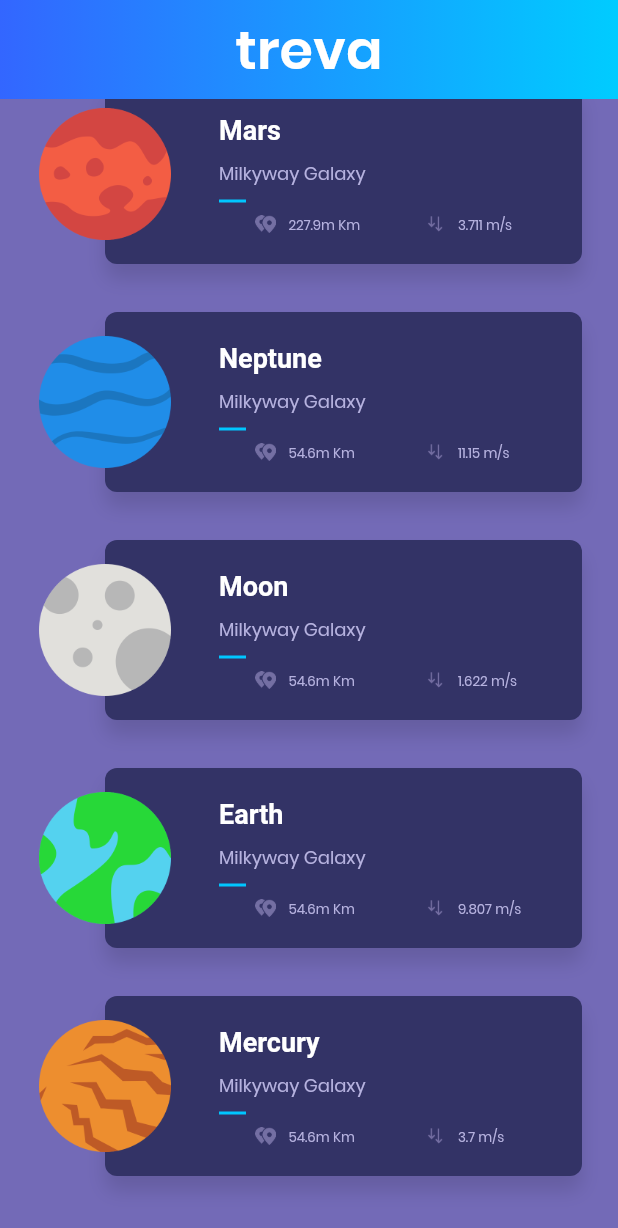
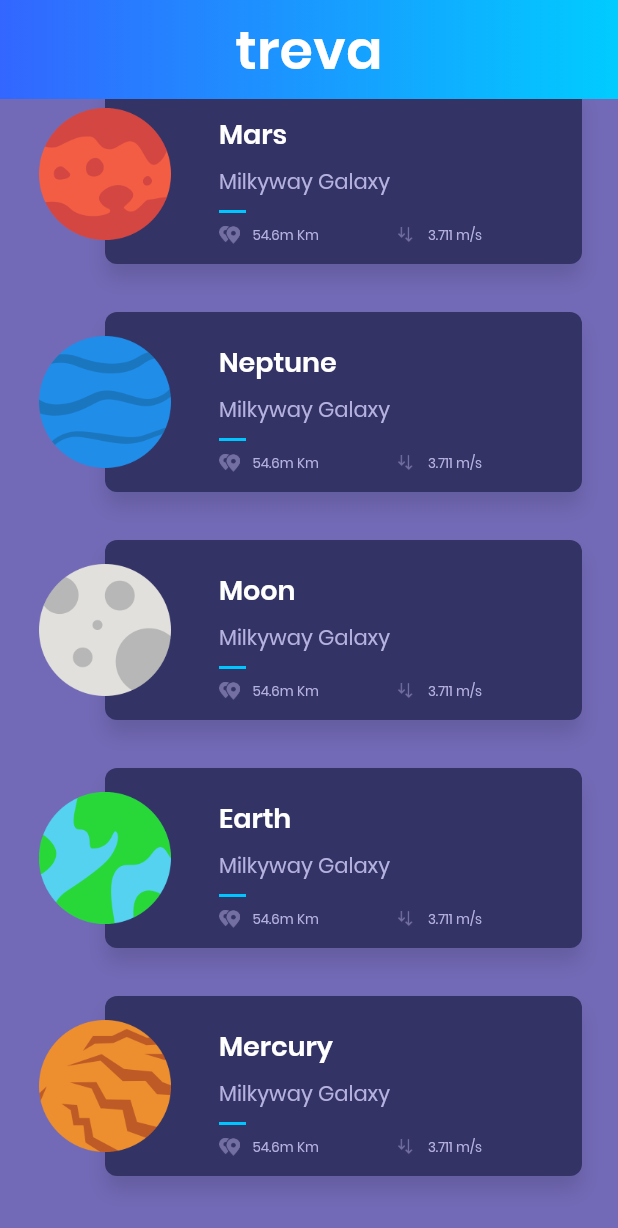
Before and after one commit to gardenias/quotes, a Flutter app: the screen it shows after launch, scrolled down 50 dp, on a phone screen of 412 x 824 dp. Shown: the top 1228 px of the screen. Run offline on Flutter 3.47's test engine with Material 2 defaults, Android fonts, the phone set to English and light mode, and no system bars.

```diff
--- a/lib/planets/model/Planet.dart
+++ b/lib/planets/model/Planet.dart
@@ -6,7 +6,61 @@ class Planet {
   final String gravity;
   final String description;
   final String image;
+  final String picture;
 
-  const Planet(this.id, this.name, this.location, this.distance, this.gravity,
-      this.description, this.image);
+  const Planet({this.id, this.name, this.location, this.distance, this.gravity,
+    this.description, this.image, this.picture});
 }
+
+List<Planet> planets = [
+  const Planet(
+      id: "1",
+      name: "Mars",
+      location: "Milkyway Galaxy",
+      distance: "54.6m Km",
+      gravity: "3.711 m/s ",
+      description: "Mars is the fourth planet from the Sun and the second-smallest planet in the Solar System after Mercury. In English, Mars carries a name of the Roman god of war, and is often referred to as the 'Red Planet' because the reddish iron oxide prevalent on its surface gives it a reddish appearance that is distinctive among the astronomical bodies visible to the naked eye. Mars is a terrestrial planet with a thin atmosphere, having surface features reminiscent both of the impact craters of the Moon and the valleys, deserts, and polar ice caps of Earth.",
+      image: "assets/imgs/mars.png",
+      picture: "https://www.nasa.gov/sites/default/files/thumbnails/image/pia21723-16.jpg"
+  ),
+  const Planet(
+      id: "2",
+      name: "Neptune",
+      location: "Milkyway Galaxy",
+      distance: "54.6m Km",
+      gravity: "3.711 m/s ",
+      description: "Neptune is the eighth and farthest known planet from the Sun in the Solar System. In the Solar System, it is the fourth-largest planet by diameter, the third-most-massive planet, and the densest giant planet. Neptune is 17 times the mass of Earth and is slightly more massive than its near-twin Uranus, which is 15 times the mass of Earth and slightly larger than Neptune. Neptune orbits the Sun once every 164.8 years at an average distance of 30.1 astronomical units (4.50×109 km). It is named after the Roman god of the sea and has the astronomical symbol ♆, a stylised version of the god Neptune's trident",
+      image: "assets/imgs/neptune.png",
+      picture: "https://www.nasa.gov/sites/default/files/styles/full_width_feature/public/images/110411main_Voyager2_280_yshires.jpg"
+  ),
+  const Planet(
+      id: "3",
+      name: "Moon",
+      location: "Milkyway Galaxy",
+      distance: "54.6m Km",
+      gravity: "3.711 m/s ",
+      description: "The Moon is an astronomical body that orbits planet Earth, being Earth's only permanent natural satellite. It is the fifth-largest natural satellite in the Solar System, and the largest among planetary satellites relative to the size of the planet that it orbits (its primary). Following Jupiter's satellite Io, the Moon is second-densest satellite among those whose densities are known.",
+      image: "assets/imgs/moon.png",
+      picture: "https://farm5.staticflickr.com/4086/5052125139_43c31b7012.jpg"
+  ),
+  const Planet(
+      id: "4",
+      name: "Earth",
+      location: "Milkyway Galaxy",
+      distance: "54.6m Km",
+      gravity: "3.711 m/s ",
+      description: "Earth is the third planet from the Sun and the only object in the Universe known to harbor life. According to radiometric dating and other sources of evidence, Earth formed over 4 billion years ago. Earth's gravity interacts with other objects in space, especially the Sun and the Moon, Earth's only natural satellite. Earth revolves around the Sun in 365.26 days, a period known as an Earth year. During this time, Earth rotates about its axis about 366.26 times.",
+      image: "assets/imgs/earth.png",
+      picture: "https://www.nasa.gov/sites/default/files/styles/full_width_feature/public/thumbnails/image/iss042e340851_1.jpg"
+  ),
+  const Planet(
+      id: "5",
+      name: "Mercury",
+      location: "Milkyway Galaxy",
+      distance: "54.6m Km",
+      gravity: "3.711 m/s ",
+      description: "Mercury is the smallest and innermost planet in the Solar System. Its orbital period around the Sun of 88 days is the shortest of all the planets in the Solar System. It is named after the Roman deity Mercury, the messenger to the gods.",
+      image: "assets/imgs/mercury.png",
+      picture: "https://c1.staticflickr.com/9/8105/8497927473_2845ae671e_b.jpg"
+  ),
+];
--- /dev/null
+++ b/lib/planets/ui/common/separator.dart
@@ -0,0 +1,13 @@
+import 'package:flutter/material.dart';
+
+class Separator extends StatelessWidget {
+  @override
+  Widget build(BuildContext context) {
+    return Container(
+      margin: EdgeInsets.symmetric(vertical: 8.0),
+      height: 2.0,
+      width: 18.0,
+      color: Color(0xff00c6ff),
+    );
+  }
+}
--- a/lib/planets/ui/detail/DetailPage.dart
+++ b/lib/planets/ui/detail/DetailPage.dart
@@ -1,5 +1,8 @@
 import 'package:flutter/material.dart';
 import 'package:planets/planets/model/Planet.dart';
+import 'package:planets/planets/ui/common/separator.dart';
+import 'package:planets/planets/ui/home/PlanetSummary.dart';
+import 'package:planets/planets/ui/style.dart';
 
 class DetailPage extends StatelessWidget {
   final Planet planet;
@@ -9,25 +12,79 @@ class DetailPage extends StatelessWidget {
   @override
   Widget build(BuildContext context) {
     return Scaffold(
-      appBar: AppBar(
-        title: Text(planet.name),
-      ),
       body: Container(
         constraints: BoxConstraints.expand(),
-        child: Column(
-          mainAxisAlignment: MainAxisAlignment.center,
+        color: Color(0xFF736AB7),
+        child: Stack(
           children: <Widget>[
-            new Text(planet.name),
-            Hero(
-                tag: "planet-hero-${planet.id}",
-                child: Image.asset(planet.image, width: 96.0, height: 96.0))
+            _getBackground(),
+            _getGradient(),
+            _getContent(),
+            _getToolbar(context),
           ],
         ),
       ),
-      floatingActionButton: FloatingActionButton(
-        onPressed: () => Navigator.pop(context),
-        child: Icon(Icons.keyboard_backspace),
-      ),
     );
   }
+
+  Widget _getBackground() {
+    return Container(
+      child: Image.network(
+        planet.picture,
+        fit: BoxFit.cover,
+        height: 300.0,
+      ),
+      constraints: BoxConstraints.expand(height: 300.0),
+    );
+  }
+
+  Widget _getGradient() {
+    return Container(
+      margin: EdgeInsets.only(top: 190.0),
+      height: 110.0,
+      decoration: BoxDecoration(
+          gradient: LinearGradient(colors: <Color>[
+        Color(0x007c6AB7),
+        Color(0xFF736AB7),
+      ], stops: [
+        0.0,
+        0.9
+      ], begin: FractionalOffset(0.0, 0.0), end: FractionalOffset(0.0, 1.0))),
+    );
+  }
+
+  Widget _getContent() {
+    final _overviewTitle = "Overview".toUpperCase();
+    return ListView(
+      padding: EdgeInsets.fromLTRB(0.0, 72.0, 0.0, 32.0),
+      children: <Widget>[
+        new PlanetSummary.vertical(
+          planet,
+        ),
+        Container(
+          padding: EdgeInsets.symmetric(horizontal: 32.0),
+          child: Column(
+            crossAxisAlignment: CrossAxisAlignment.start,
+            children: <Widget>[
+              new Text(
+                _overviewTitle,
+                style: Style.headerTextStyle,
+              ),
+              Separator(),
+              new Text(
+                planet.description,
+                style: Style.commonTextStyle,
+              )
+            ],
+          ),
+        )
+      ],
+    );
+  }
+
+  Widget _getToolbar(BuildContext context) {
+    return Container(
+        margin: EdgeInsets.only(top: MediaQuery.of(context).padding.top),
+        child: BackButton(color: Colors.white));
+  }
 }
--- a/lib/planets/ui/home/HomePageBody.dart
+++ b/lib/planets/ui/home/HomePageBody.dart
@@ -1,55 +1,8 @@
 import 'package:flutter/material.dart';
 import 'package:planets/planets/model/Planet.dart';
-import 'package:planets/planets/ui/home/PlanetRow.dart';
+import 'package:planets/planets/ui/home/PlanetSummary.dart';
 
 class HomePageBody extends StatelessWidget {
-  final List<Planet> planets = [
-    const Planet(
-      "1",
-      "Mars",
-      "Milkyway Galaxy",
-      "227.9m Km",
-      "3.711 m/s ",
-      "Lorem ipsum...",
-      "assets/imgs/mars.png",
-    ),
-    const Planet(
-      "2",
-      "Neptune",
-      "Milkyway Galaxy",
-      "54.6m Km",
-      "11.15 m/s ",
-      "Lorem ipsum...",
-      "assets/imgs/neptune.png",
-    ),
-    const Planet(
-      "3",
-      "Moon",
-      "Milkyway Galaxy",
-      "54.6m Km",
-      "1.622 m/s ",
-      "Lorem ipsum...",
-      "assets/imgs/moon.png",
-    ),
-    const Planet(
-      "4",
-      "Earth",
-      "Milkyway Galaxy",
-      "54.6m Km",
-      "9.807 m/s ",
-      "Lorem ipsum...",
-      "assets/imgs/earth.png",
-    ),
-    const Planet(
-      "5",
-      "Mercury",
-      "Milkyway Galaxy",
-      "54.6m Km",
-      "3.7 m/s ",
-      "Lorem ipsum...",
-      "assets/imgs/mercury.png",
-    ),
-  ];
 
   @override
   Widget build(BuildContext context) {
@@ -63,7 +16,7 @@ class HomePageBody extends StatelessWidget {
               padding: EdgeInsets.symmetric(vertical: 24.0),
               sliver: new SliverFixedExtentList(
                   delegate: SliverChildBuilderDelegate(
-                      (context, index) => new PlanetRow(planets[index]),
+                      (context, index) => new PlanetSummary(planets[index]),
                       childCount: planets.length),
                   itemExtent: 152.0),
             )
--- a/lib/planets/ui/home/PlanetRow.dart
+++ /dev/null
@@ -1,116 +0,0 @@
-import 'package:flutter/material.dart';
-import 'package:planets/planets/ui/detail/DetailPage.dart';
-import 'package:planets/planets/model/Planet.dart';
-
-class PlanetRow extends StatelessWidget {
-  final Planet planet;
-
-  PlanetRow(this.planet);
-
-  Container get planetThumbnail => Container(
-        margin: new EdgeInsets.symmetric(vertical: 16.0),
-        alignment: FractionalOffset.centerLeft,
-        child: Hero(
-          tag: "planet-hero-${planet.id}",
-          child: new Image(
-            image: new AssetImage(planet.image),
-            height: 92.0,
-            width: 92.0,
-          ),
-        ),
-      );
-
-  Container get planetCard => new Container(
-        height: 124.0,
-        margin: new EdgeInsets.only(left: 46.0),
-        decoration: new BoxDecoration(
-          color: new Color(0xFF333366),
-          shape: BoxShape.rectangle,
-          borderRadius: new BorderRadius.circular(8.0),
-          boxShadow: <BoxShadow>[
-            new BoxShadow(
-              color: Colors.black12,
-              blurRadius: 10.0,
-              offset: new Offset(0.0, 10.0),
-            ),
-          ],
-        ),
-        child: planetCardContent,
-      );
-
-  Container get planetCardContent => Container(
-        margin: EdgeInsets.fromLTRB(76.0, 16.0, 16.0, 16.0),
-        constraints: new BoxConstraints.expand(),
-        child: Column(
-          crossAxisAlignment: CrossAxisAlignment.start,
-          children: <Widget>[
-            new Container(height: 4.0),
-            new Text(planet.name, style: headerTextStyle),
-            new Container(height: 10.0),
-            new Text(planet.location, style: subHeaderTextStyle),
-            new Container(
-                margin: EdgeInsets.symmetric(vertical: 8.0),
-                height: 2.0,
-                width: 18.0,
-                color: Color(0xff00c6ff)),
-            new Row(
-              children: <Widget>[
-                new Expanded(
-                    child:
-                        _planetValue(planet.distance, "assets/imgs/ic_distance.png")),
-                new Expanded(
-                    child: _planetValue(planet.gravity, "assets/imgs/ic_gravity.png")),
-              ],
-            ),
-          ],
-        ),
-      );
-
-  static final baseTextStyle = const TextStyle(
-    fontFamily: 'Poppins',
-  );
-  static final headerTextStyle = const TextStyle(
-    color: Colors.white,
-    fontSize: 18.0,
-    fontWeight: FontWeight.w600,
-  );
-  static final regularTextStyle = baseTextStyle.copyWith(
-    color: Color(0xffb6b2df),
-    fontSize: 9.0,
-    fontWeight: FontWeight.w400,
-  );
-  static final subHeaderTextStyle = regularTextStyle.copyWith(
-    fontSize: 12.0,
-  );
-
-  @override
-  Widget build(BuildContext context) {
-    return GestureDetector(
-      onTap: () => Navigator.of(context).push(PageRouteBuilder(
-          pageBuilder: (_, __, ___) => new DetailPage(planet))),
-      child: Container(
-        margin: const EdgeInsets.symmetric(
-          vertical: 16.0,
-          horizontal: 24.0,
-        ),
-        child: new Stack(
-          children: <Widget>[
-            planetCard,
-            planetThumbnail,
-          ],
-        ),
-      ),
-    );
-  }
-
-  Widget _planetValue(String text, String image) {
-    return new Row(
-      children: <Widget>[
-        new Container(width: 24.0),
-        new Image.asset(image, height: 12.0),
-        new Container(width: 8.0),
-        new Text(text, style: regularTextStyle),
-      ],
-    );
-  }
-}
--- /dev/null
+++ b/lib/planets/ui/home/PlanetSummary.dart
@@ -0,0 +1,118 @@
+import 'package:flutter/material.dart';
+import 'package:planets/planets/ui/common/separator.dart';
+import 'package:planets/planets/ui/detail/DetailPage.dart';
+import 'package:planets/planets/model/Planet.dart';
+import 'package:planets/planets/ui/style.dart';
+
+class PlanetSummary extends StatelessWidget {
+  final Planet planet;
+  final bool horizontal;
+
+  PlanetSummary(this.planet, {this.horizontal = true});
+
+  PlanetSummary.vertical(this.planet) : horizontal = false;
+
+  Container get planetThumbnail => Container(
+        margin: new EdgeInsets.symmetric(vertical: 16.0),
+        alignment:
+            horizontal ? FractionalOffset.centerLeft : FractionalOffset.center,
+        child: Hero(
+          tag: "planet-hero-${planet.id}",
+          child: new Image(
+            image: new AssetImage(planet.image),
+            height: 92.0,
+            width: 92.0,
+          ),
+        ),
+      );
+
+  Container get planetCard => new Container(
+        child: planetCardContent,
+        height: horizontal ? 124.0 : 154.0,
+        margin: horizontal
+            ? new EdgeInsets.only(left: 46.0)
+            : EdgeInsets.only(top: 72.0),
+        decoration: new BoxDecoration(
+          color: new Color(0xFF333366),
+          shape: BoxShape.rectangle,
+          borderRadius: new BorderRadius.circular(8.0),
+          boxShadow: <BoxShadow>[
+            new BoxShadow(
+              color: Colors.black12,
+              blurRadius: 10.0,
+              offset: new Offset(0.0, 10.0),
+            ),
+          ],
+        ),
+      );
+
+  Container get planetCardContent => Container(
+        margin: EdgeInsets.fromLTRB(
+            horizontal ? 76.0 : 16.0, horizontal ? 16.0 : 42.0, 16.0, 16.0),
+        constraints: new BoxConstraints.expand(),
+        child: Column(
+          crossAxisAlignment:
+              horizontal ? CrossAxisAlignment.start : CrossAxisAlignment.center,
+          children: <Widget>[
+            new Container(height: 4.0),
+            new Text(planet.name, style: Style.titleTextStyle),
+            new Container(height: 8.0),
+            new Text(planet.location, style: Style.commonTextStyle),
+            new Separator(),
+            new Row(
+              mainAxisAlignment: MainAxisAlignment.center,
+              children: <Widget>[
+                new Expanded(
+                    child: _planetValue(
+                        planet.distance, "assets/imgs/ic_distance.png"),
+                    flex: horizontal ? 1 : 0),
+                new Container(width: horizontal ? 8.0 : 32.0),
+                new Expanded(
+                    flex: horizontal ? 1 : 0,
+                    child: _planetValue(
+                        planet.gravity, "assets/imgs/ic_gravity.png")),
+              ],
+            ),
+          ],
+        ),
+      );
+
+  @override
+  Widget build(BuildContext context) {
+    return GestureDetector(
+      onTap: horizontal
+          ? () => Navigator.of(context).push(PageRouteBuilder(
+                pageBuilder: (_, __, ___) => new DetailPage(planet),
+                transitionsBuilder:
+                    (context, animation, secondaryAnimation, child) =>
+                        new FadeTransition(opacity: animation, child: child),
+              ))
+          : null,
+      child: Container(
+        margin: const EdgeInsets.symmetric(
+          vertical: 16.0,
+          horizontal: 24.0,
+        ),
+        child: new Stack(
+          children: <Widget>[
+            planetCard,
+            planetThumbnail,
+          ],
+        ),
+      ),
+    );
+  }
+
+  Widget _planetValue(String text, String image) {
+    return Container(
+      child: new Row(
+        mainAxisSize: MainAxisSize.min,
+        children: <Widget>[
+          new Image.asset(image, height: 12.0),
+          new Container(width: 8.0),
+          new Text(text, style: Style.smallTextStyle),
+        ],
+      ),
+    );
+  }
+}
--- /dev/null
+++ b/lib/planets/ui/style.dart
@@ -0,0 +1,25 @@
+import 'package:flutter/material.dart';
+
+class Style {
+  static final baseTextStyle = const TextStyle(
+      fontFamily: 'Poppins'
+  );
+  static final smallTextStyle = commonTextStyle.copyWith(
+    fontSize: 9.0,
+  );
+  static final commonTextStyle = baseTextStyle.copyWith(
+      color: const Color(0xffb6b2df),
+      fontSize: 14.0,
+      fontWeight: FontWeight.w400
+  );
+  static final titleTextStyle = baseTextStyle.copyWith(
+      color: Colors.white,
+      fontSize: 18.0,
+      fontWeight: FontWeight.w600
+  );
+  static final headerTextStyle = baseTextStyle.copyWith(
+      color: Colors.white,
+      fontSize: 20.0,
+      fontWeight: FontWeight.w400
+  );
+}
```
